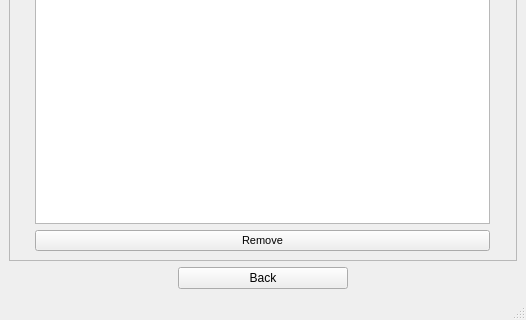
KehatSudri/Behavior_System2.0, file UI/delete_trial_type.ui: the form before one commit; both pictures show x 0 to 526 and y 277 to 597 of the 526 by 597 pixel window.
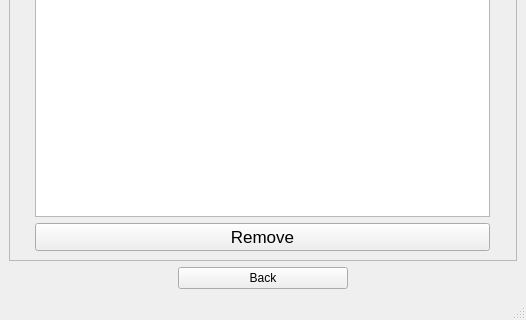
The form after the commit.

Commit message: input checks for create new event

What changed in the file:
```diff
--- a/UI/delete_trial_type.ui
+++ b/UI/delete_trial_type.ui
@@ -153,8 +153,8 @@
         <rect>
          <x>0</x>
          <y>0</y>
-         <width>475</width>
-         <height>418</height>
+         <width>481</width>
+         <height>384</height>
         </rect>
        </property>
        <layout class="QGridLayout" name="gridLayout">
@@ -218,7 +218,7 @@
          <widget class="QPushButton" name="remove_pushButton">
           <property name="font">
            <font>
-            <pointsize>8</pointsize>
+            <pointsize>13</pointsize>
            </font>
           </property>
           <property name="text">
```
The commit also changes 2 other files.
